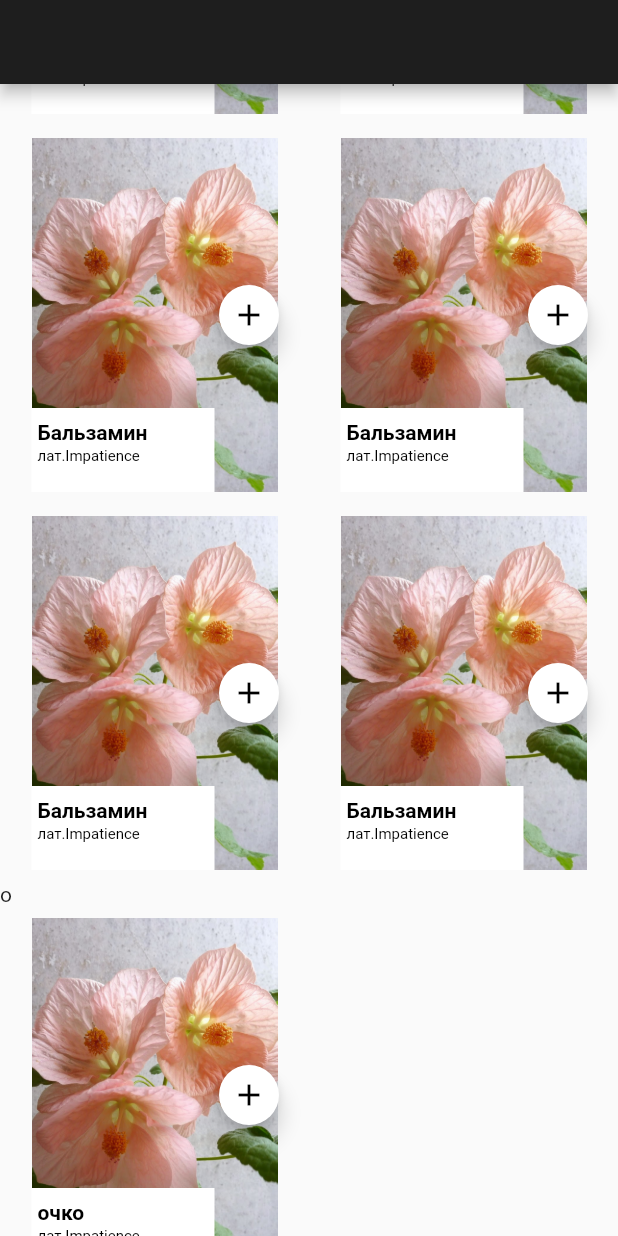
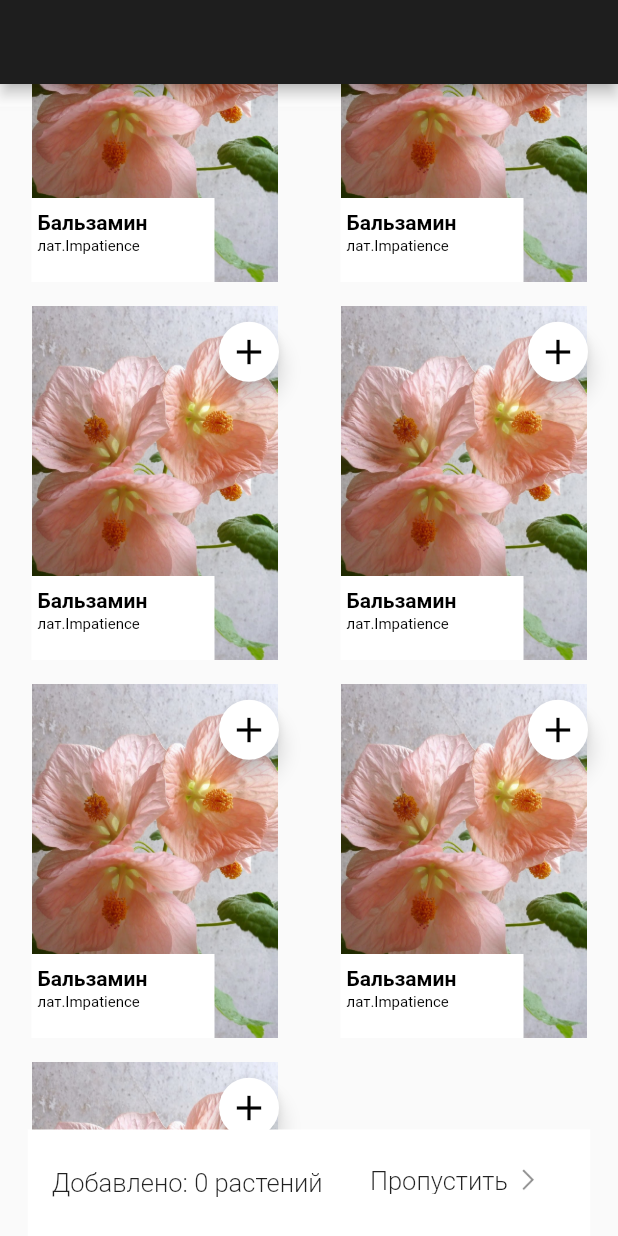
Before and after one commit to uluhulu/Geek-Plants, a Flutter app: the SearchingScreen screen opened directly, scrolled down 1152 dp, on a phone screen of 412 x 824 dp. Run offline on Flutter 3.47's test engine with Material 2 defaults, Android fonts, the phone set to English and light mode, and no system bars.

Commit message:
Создала отдельные классы для виджетов, полностью сверстала экран поиска растений

```diff
--- a/lib/screens/auth_screen/auth_screen.dart
+++ b/lib/screens/auth_screen/auth_screen.dart
@@ -18,59 +18,12 @@ class _AuthScreenState extends State<AuthScreen> {
       body: Column(
         mainAxisAlignment: MainAxisAlignment.center,
         children: <Widget>[
-          Padding(
-            padding: const EdgeInsets.all(8.0),
-            child: Image.asset(geekPlantsBannerPath),
-          ),
-          Padding(
-            padding: const EdgeInsets.only(
-              top: 60.0,
-              left: 42.0,
-              right: 42.0,
-            ),
-            child: TextField(
-              decoration: InputDecoration(hintText: hintEmail),
-            ),
-          ),
-          Padding(
-            padding: const EdgeInsets.only(
-              top: 43.0,
-              left: 42.0,
-              right: 42.0,
-            ),
-            child: TextField(
-              obscureText: true,
-              decoration: InputDecoration(hintText: hintPassword),
-            ),
-          ),
-          Padding(
-            padding: const EdgeInsets.symmetric(horizontal: 24.0),
-            child: Align(
-              alignment: Alignment.centerRight,
-              child: FlatButton(
-                onPressed: () {},
-                child: Text(
-                  forgetPassword,
-                  overflow: TextOverflow.ellipsis,
-                  style: TextStyle(
-                    color: Colors.grey,
-                  ),
-                ),
-              ),
-            ),
-          ),
+          _buildBanner(),
+          _buildEmailBanner(),
+          _buildPasswordBanner(),
+          _buildForgetPasswordButton(),
           _buildLoginButton(),
-          FlatButton(
-            child: Text(
-              register,
-              style: TextStyle(
-                color: Colors.green,
-              ),
-            ),
-            onPressed: () {
-              /** */
-            },
-          ),
+          _buildRegisterButton(),
           Padding(
             padding: const EdgeInsets.only(top:33),
             child: Row(
@@ -88,6 +41,69 @@ class _AuthScreenState extends State<AuthScreen> {
       ),
     );
   }
+  Widget _buildBanner(){
+    return Padding(
+      padding: const EdgeInsets.all(8.0),
+      child: Image.asset(geekPlantsBannerPath),
+    );
+  }
+  Widget _buildEmailBanner(){
+    return Padding(
+      padding: const EdgeInsets.only(
+        top: 60.0,
+        left: 42.0,
+        right: 42.0,
+      ),
+      child: TextField(
+        decoration: InputDecoration(hintText: hintEmail),
+      ),
+    );
+  }
+   Widget _buildPasswordBanner(){
+    return Padding(
+      padding: const EdgeInsets.only(
+        top: 43.0,
+        left: 42.0,
+        right: 42.0,
+      ),
+      child: TextField(
+        obscureText: true,
+        decoration: InputDecoration(hintText: hintPassword),
+      ),
+    );
+  }
+  Widget _buildForgetPasswordButton(){
+    return Padding(
+      padding: const EdgeInsets.symmetric(horizontal: 24.0),
+      child: Align(
+        alignment: Alignment.centerRight,
+        child: FlatButton(
+          onPressed: () {},
+          child: Text(
+            forgetPassword,
+            overflow: TextOverflow.ellipsis,
+            style: TextStyle(
+              color: Colors.grey,
+            ),
+          ),
+        ),
+      ),
+    );
+  }
+  Widget _buildRegisterButton(){
+    return FlatButton(
+      child: Text(
+        register,
+        style: TextStyle(
+          color: Colors.green,
+        ),
+      ),
+      onPressed: () {
+        /** */
+      },
+    );
+  }
+
 
   Widget _signInButton(String iconPath) {
     return IconButton(
--- a/lib/screens/auth_screen/searching_screen.dart
+++ /dev/null
@@ -1,258 +0,0 @@
-import 'package:flutter/material.dart';
-import 'package:geek_plants/model/plant.dart';
-
-import '../../pathStrings.dart';
-
-class SearchingScreen extends StatefulWidget {
-  @override
-  _SearchingScreenState createState() => _SearchingScreenState();
-}
-
-class _SearchingScreenState extends State<SearchingScreen> {
-  List<Plant> plantList = [
-    Plant(
-      name: "Абутилон (Катаника)",
-      latName: "лат.Abutilon",
-      photoPath: abutilonPath,
-    ),
-    Plant(
-      name: "Агава",
-      latName: "лат.Agave",
-      photoPath: abutilonPath,
-    ),
-    Plant(
-      name: "Бальзамин",
-      latName: "лат.Impatience",
-      photoPath: abutilonPath,
-    ),
-    Plant(
-      name: "Бальзамин",
-      latName: "лат.Impatience",
-      photoPath: abutilonPath,
-    ),
-    Plant(
-      name: "Бальзамин",
-      latName: "лат.Impatience",
-      photoPath: abutilonPath,
-    ),
-    Plant(
-      name: "Бальзамин",
-      latName: "лат.Impatience",
-      photoPath: abutilonPath,
-    ),
-    Plant(
-      name: "очко",
-      latName: "лат.Impatience",
-      photoPath: abutilonPath,
-    ),
-  ];
-
-  var firstWord = "";
-
-  List categories = [
-    "Все",
-    "Комнатные",
-    "Уличные",
-    "Цветущие",
-    "Однолетние",
-    "Многолетние"
-  ];
-
-  @override
-  Widget build(BuildContext context) {
-    return Scaffold(
-      body: CustomScrollView(
-        slivers: [
-          SliverAppBar(
-            automaticallyImplyLeading: false,
-            expandedHeight: 196.0,
-            floating: false,
-            pinned: true,
-            backgroundColor: Color.fromRGBO(30, 30, 30, 1),
-            flexibleSpace: FlexibleSpaceBar(
-              background: Column(
-                children: <Widget>[
-                  Padding(
-                    padding: const EdgeInsets.only(top: 45.0),
-                    child: Text("Добавьте свои растения!",
-                        style: TextStyle(
-                            color: Colors.white,
-                            fontSize: 24.0,
-                            fontFamily: 'SFPro')),
-                  ),
-                  // SizedBox(height: 90.0),
-                  Padding(
-                    padding:
-                        const EdgeInsets.only(top: 28, left: 14, right: 14),
-                    child: TextField(
-                      keyboardType: TextInputType.text,
-                      decoration: InputDecoration(
-                        isDense: true,
-                        contentPadding: EdgeInsets.all(8),
-                        border: new OutlineInputBorder(
-                          borderRadius: const BorderRadius.all(
-                            const Radius.circular(32.0),
-                          ),
-                        ),
-                        filled: true,
-                        fillColor: Color.fromRGBO(255, 255, 255, 0.1),
-                        hintText: 'Поиск',
-                        hintStyle:
-                            TextStyle(fontSize: 16.0, color: Colors.white),
-                        prefixIcon: Padding(
-                          padding:
-                              const EdgeInsets.fromLTRB(9.0, 6.0, 9.0, 6.0),
-                          child: Icon(
-                            Icons.search,
-                            color: Color(0xffC4C6CC),
-                          ),
-                        ),
-                      ),
-                      style: TextStyle(
-                        color: Color(0xffC4C6CC),
-                        fontSize: 14.0,
-                        fontFamily: 'Brutal',
-                      ),
-                    ),
-                  ),
-                  Expanded(
-                    child: ListView(
-                      scrollDirection: Axis.horizontal,
-                      children: [
-                        for (var category in categories)
-                          Padding(
-                            padding: const EdgeInsets.all(8.0),
-                            child: Text(
-                              category,
-                              style: TextStyle(
-                                color: Colors.white,
-                                fontSize: 18,
-                                fontWeight: FontWeight.w700,
-                              ),
-                            ),
-                          ),
-                      ],
-                    ),
-                  ),
-                ],
-              ),
-            ),
-          ),
-          SliverList(
-            delegate: SliverChildListDelegate(
-              generateGroupedList(),
-            ),
-          ),
-        ],
-      ),
-    );
-  }
-
-  List<Widget> generateGroupedList() {
-    var groupedList = <Widget>[];
-    var tmpGroupWord = "";
-    for (var i = 0; i < plantList.length; i++) {
-      var plant = plantList[i];
-      if (plant.name[0] != tmpGroupWord) {
-        tmpGroupWord = plant.name[0];
-        groupedList.add(Text(tmpGroupWord));
-      }
-      groupedList.add(
-        Row(
-          children: [
-            Flexible(child: buildPlantCard(plant)),
-            if (i < plantList.length - 1)
-              Flexible(
-                child: buildPlantCard(
-                  plantList[i],
-                ),
-              ),
-            if (i == plantList.length - 1)
-              Flexible(
-                child: Container(),
-              ),
-          ],
-        ),
-      );
-    }
-
-    return groupedList;
-  }
-
-  Widget buildPlantCard(Plant plant) {
-    return Padding(
-      padding: const EdgeInsets.all(8.0),
-      child: Stack(
-        alignment: Alignment.center,
-        children: <Widget>[
-          Image.asset(
-            plant.photoPath,
-            fit: BoxFit.fitWidth,
-            width: 164,
-          ),
-          Padding(
-            padding: const EdgeInsets.all(8.0),
-            child: Align(
-              alignment: Alignment.topRight,
-              child: FloatingActionButton(
-                backgroundColor: Colors.white,
-                foregroundColor: Colors.black,
-                mini: true,
-                heroTag: Container(),
-                onPressed: () {
-                  // Add your onPressed code here!
-                },
-                child: Icon(Icons.add),
-              ),
-            ),
-          ),
-          Padding(
-            padding: const EdgeInsets.only(top: 180.0, right: 42),
-            child: Container(
-              decoration: BoxDecoration(color: Colors.white),
-              alignment: Alignment.bottomCenter,
-              height: 56,
-              width: 122,
-              child: Column(
-                children: [
-                  Align(
-                    alignment: Alignment.bottomLeft,
-                    child: Padding(
-                      padding: const EdgeInsets.only(top: 8.0, left: 4.0),
-                      child: Text(
-                        plant.name,
-                        maxLines: 2,
-                        textAlign: TextAlign.left,
-                        style: TextStyle(
-                          color: Colors.black,
-                          fontSize: 14.0,
-                          fontWeight: FontWeight.w700,
-                        ),
-                      ),
-                    ),
-                  ),
-                  Align(
-                    alignment: Alignment.bottomLeft,
-                    child: Padding(
-                      padding: const EdgeInsets.only(top: 2.0, left: 4.0),
-                      child: Text(
-                        plant.latName,
-                        maxLines: 2,
-                        textAlign: TextAlign.left,
-                        style: TextStyle(
-                          color: Colors.black,
-                          fontSize: 10.0,
-                          // fontWeight: FontWeight.w700,
-                        ),
-                      ),
-                    ),
-                  )
-                ],
-              ),
-            ),
-          ),
-        ],
-      ),
-    );
-  }
-}
--- a/lib/screens/searching_screen/searching_screen.dart
+++ b/lib/screens/searching_screen/searching_screen.dart
@@ -1,10 +1,8 @@
 import 'package:flutter/material.dart';
-import 'package:geek_plants/model/plant.dart';
+import 'package:geek_plants/mocks.dart';
+import 'package:geek_plants/screens/widgets/bottom_banner.dart';
 import 'package:geek_plants/screens/widgets/plant_card.dart';
 import 'package:geek_plants/screens/widgets/searching_app_bar.dart';
-
-import '../../mocks.dart';
-import '../../pathStrings.dart';
 
 class SearchingScreen extends StatefulWidget {
   @override
@@ -12,26 +10,82 @@ class SearchingScreen extends StatefulWidget {
 }
 
 class _SearchingScreenState extends State<SearchingScreen> {
+  var firstWord = "";
+
   @override
   Widget build(BuildContext context) {
     return Scaffold(
-      body: CustomScrollView(
-        slivers: [
-          SearchingAppBar(),
-          SliverGrid.count(
-            crossAxisCount: 2,
-            childAspectRatio: 164 / 224,
-            children: List.generate(
-              plantList.length,
-              (index) {
-                return PlantCard(
-                  plant: plantList[index],
-                );
-              },
-            ),
+      body: Stack(
+        children: [
+          Container(
+            alignment: Alignment.bottomCenter,
+            height: 71,
+            width: 375,
+            color: Colors.white,
           ),
+          CustomScrollView(
+            slivers: [
+              SearchingAppBar(),
+              SliverList(
+                delegate: SliverChildListDelegate(
+                  generateGroupedList(),
+                ),
+              ),
+            ],
+          ),
+          BottomBanner(),
         ],
       ),
     );
   }
+
+  List<Widget> generateGroupedList() {
+    var groupedList = <Widget>[];
+    var tmpGroupWord = "";
+    for (var i = 0; i < plantList.length; i++) {
+      var plant = plantList[i];
+      if (plant.name[0] != tmpGroupWord) {
+        tmpGroupWord = plant.name[0];
+        groupedList.add(Padding(
+          padding: const EdgeInsets.symmetric(horizontal: 16.0, vertical: 24),
+          child: Column(
+            crossAxisAlignment: CrossAxisAlignment.start,
+            children: [
+              Text(
+                tmpGroupWord.toUpperCase() + tmpGroupWord.toLowerCase(),
+                style: TextStyle(
+                  color: Color.fromRGBO(74, 171, 66, 1),
+                  fontSize: 20.0,
+                ),
+              ),
+              Container(
+                width: double.infinity,
+                height: 1,
+                color: Color.fromRGBO(74, 171, 66, 1),
+              ),
+            ],
+          ),
+        ));
+      }
+      groupedList.add(
+        Row(
+          children: [
+            Flexible(child: PlantCard(plant: plant)),
+            if (i < plantList.length - 1)
+              Flexible(
+                child: PlantCard(
+                  plant: plantList[i],
+                ),
+              ),
+            if (i == plantList.length - 1)
+              Flexible(
+                child: Container(),
+              ),
+          ],
+        ),
+      );
+    }
+
+    return groupedList;
+  }
 }
--- /dev/null
+++ b/lib/screens/widgets/bottom_banner.dart
@@ -0,0 +1,53 @@
+import 'package:flutter/material.dart';
+
+class BottomBanner extends StatelessWidget {
+  final Function chosePlants;
+
+  const BottomBanner({Key key, this.chosePlants}) : super(key: key);
+
+  @override
+  Widget build(BuildContext context) {
+    return Align(
+      child: Container(
+        height: 71,
+        width: 375,
+        color: Colors.white,
+        child: Padding(
+          padding: const EdgeInsets.only(top: 24.0, bottom: 24),
+          child: Row(
+            children: [
+              Padding(
+                padding: const EdgeInsets.only(left: 16.0),
+                child: Text(
+                  'Добавлено: 0 растений',
+                  style: TextStyle(fontSize: 17, fontWeight: FontWeight.w300),
+                ),
+              ),
+              Padding(
+                padding: const EdgeInsets.only(bottom: 4.0),
+                child: FlatButton(
+                  onPressed: () {},
+                  child: Row(children: [
+                    Padding(
+                      padding: const EdgeInsets.only(left: 15.5),
+                      child: Text(
+                        'Пропустить',
+                        style: TextStyle(fontSize: 17, fontWeight: FontWeight.w300),
+                      ),
+                    ),
+                    Padding(
+                      padding: const EdgeInsets.only(left: 9.5),
+                      child: Image.asset("assets/vector/vector136.png",height: 15,),
+                    )
+
+                  ]),
+                ),
+              )
+            ],
+          ),
+        ),
+      ),
+      alignment: Alignment.bottomCenter,
+    );
+  }
+}
--- a/lib/screens/widgets/plant_card.dart
+++ b/lib/screens/widgets/plant_card.dart
@@ -14,7 +14,7 @@ class PlantCard extends StatelessWidget {
         children: <Widget>[
           _buildPlantImage(plant.photoPath),
           Padding(
-            padding: const EdgeInsets.all(8.0),
+            padding: const EdgeInsets.only(bottom:175.0, right: 8.0),
             child: Align(
               alignment: Alignment.topRight,
               child: FloatingActionButton(
@@ -25,7 +25,7 @@ class PlantCard extends StatelessWidget {
                 onPressed: () {
                   // Add your onPressed code here!
                 },
-                child: Icon(Icons.add),
+                child: Icon(Icons.add, size: 28,),
               ),
             ),
           ),
--- a/lib/screens/widgets/searching_app_bar.dart
+++ b/lib/screens/widgets/searching_app_bar.dart
@@ -19,19 +19,22 @@ class SearchingAppBar extends StatelessWidget {
       flexibleSpace: FlexibleSpaceBar(
         background: Column(
           children: <Widget>[
-            Padding(
-              padding: const EdgeInsets.only(top: 45.0),
-              child: Text("Добавьте свои растения!",
-                  style: TextStyle(
-                      color: Colors.white,
-                      fontSize: 24.0,
-                      fontFamily: 'SFPro')),
-            ),
+            _buildAppBarText(),
             _buildSearchField(searchItems),
             FilterList(choseCategory: choseCategory),
           ],
         ),
       ),
+    );
+  }
+  Widget _buildAppBarText(){
+    return Padding(
+      padding: const EdgeInsets.only(top: 45.0),
+      child: Text("Добавьте свои растения!",
+          style: TextStyle(
+              color: Colors.white,
+              fontSize: 24.0,
+              fontFamily: 'SFPro')),
     );
   }
 
--- a/pubspec.yaml
+++ b/pubspec.yaml
@@ -42,6 +42,7 @@ flutter:
     - assets/images/
     - assets/icons/
     - assets/images/plants/
+    - assets/vector/
   fonts:
     - family: SFPro
       fonts:
```
Also changed, not shown: assets/vector/vector136.png (added).
